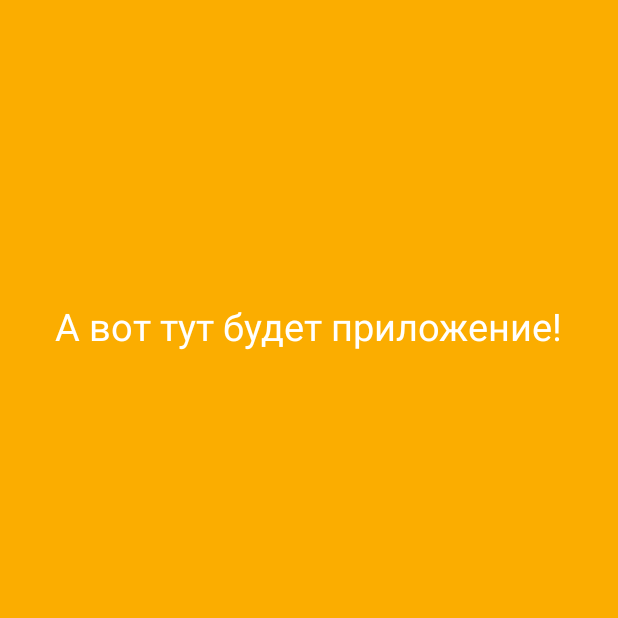
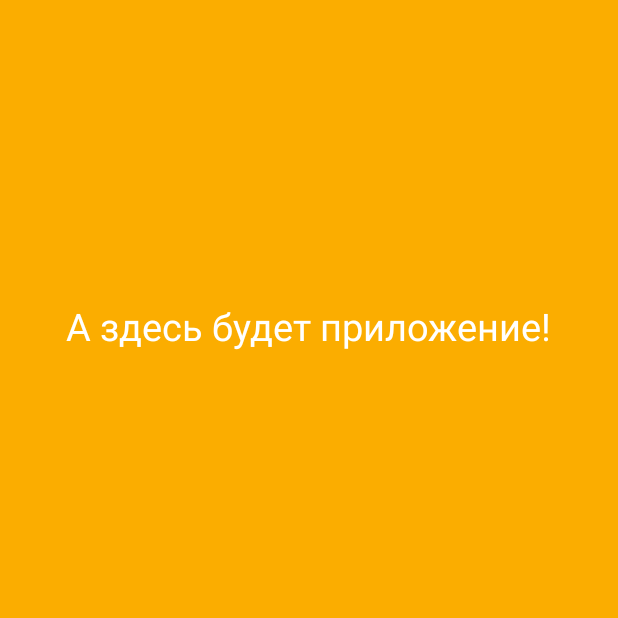
Before and after one commit to dumonten/FinancePRO, an Android app: the MainActivity screen opened directly, with no data from a screen before it, on a phone screen of 412 x 824 dp, the top half of it. Run offline under Robolectric (Android 15) with nearby library versions, the phone set to English and light mode, and no system bars.

Commit message:
Update activity_main.xml

```diff
--- a/app/src/main/res/layout/activity_main.xml
+++ b/app/src/main/res/layout/activity_main.xml
@@ -16,7 +16,7 @@
         android:layout_centerHorizontal="true"
         android:layout_marginHorizontal="10dp"
         android:layout_marginTop="200dp"
-        android:text="А вот тут будет приложение!"
+        android:text="А здесь будет приложение!"
         android:textColor="@color/white"
         android:textSize="25sp" />
 
```
